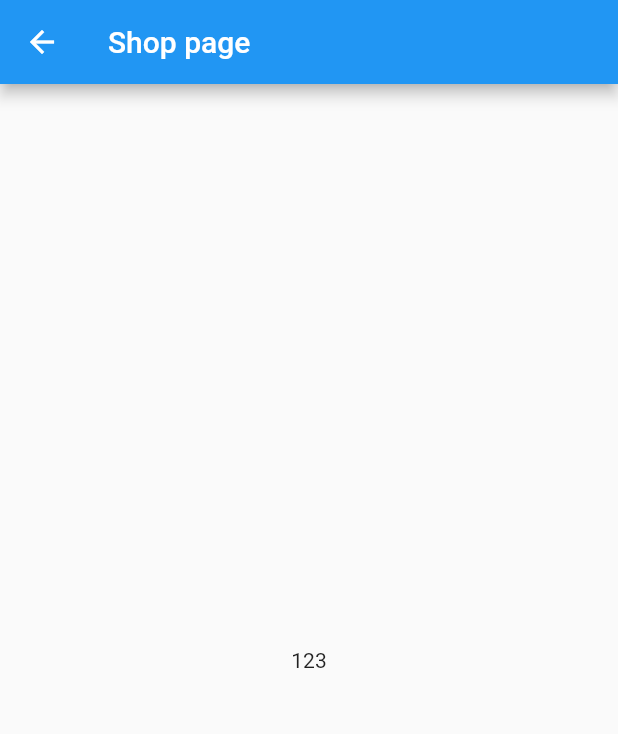
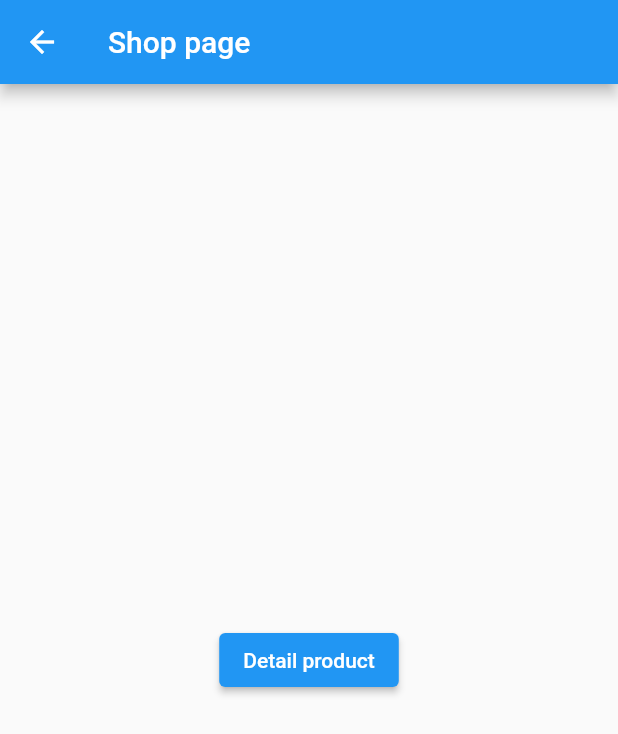
Before and after one commit to nguyenleduan/Trainning-Flutter-2023, a Flutter app: the ShopPage screen opened by its route, on a phone screen of 412 x 824 dp. Shown: the top 734 px of the screen. Run offline on Flutter 3.47's test engine with Material 2 defaults, Android fonts, the phone set to English and light mode, and no system bars; our stand-ins replace dio, equatable, flutter_screenutil, go_router, sqflite; accounts and stored records are empty.

Commit message:
done go router

```diff
--- a/project_flutter/lib/app/router/router_page.dart
+++ b/project_flutter/lib/app/router/router_page.dart
@@ -25,7 +25,7 @@ class _RouterPageState extends State<RouterPage> {
             return ListTile(
                title: Text(list[index].name) ,
               onTap: () {
-                return context.go(list[index].path);
+                return context.goNamed('${list[index].path}');
               },
             );
           }),),
--- a/project_flutter/lib/app/router/shop_page.dart
+++ b/project_flutter/lib/app/router/shop_page.dart
@@ -1,5 +1,6 @@
 import 'package:flutter/cupertino.dart';
 import 'package:flutter/material.dart';
+import 'package:go_router/go_router.dart';
 
 class ShopPage extends StatefulWidget {
   const ShopPage({Key? key,this.value}) : super(key: key);
@@ -16,7 +17,13 @@ class _ShopPageState extends State<ShopPage> {
         title: const Text("Shop page"),
       ),
       body: Center(
-        child: Text('${widget.value}'),
+        child: ElevatedButton(
+          onPressed: () => context.goNamed(
+            "detail-product-page",
+            params: {"id_product": "101"},
+          ),
+          child: const Text("Detail product"),
+        ),
       ),
     );
   }
--- a/project_flutter/lib/core/go_router/go_router.dart
+++ b/project_flutter/lib/core/go_router/go_router.dart
@@ -1,6 +1,7 @@
 import 'package:flutter/cupertino.dart';
 import 'package:go_router/go_router.dart';
 import 'package:project_flutter/app/home/home_page.dart';
+import 'package:project_flutter/app/router/detail_product_page.dart';
 import 'package:project_flutter/app/router/router_page.dart';
 import 'package:project_flutter/app/router/shop_page.dart';
 import 'package:project_flutter/app/sqlite/sqlite_page.dart';
@@ -14,24 +15,35 @@ final GoRouter router = GoRouter(
       },
       routes: <RouteBase>[
         GoRoute(
+          name: 'sqlite-page',
           path: 'sqlite-page',
           builder: (BuildContext context, GoRouterState state) {
             return const SQLitePage();
           },
         ),
         GoRoute(
+          name: 'router-page',
             path: 'router-page',
             builder: (BuildContext context, GoRouterState state) {
               return const RouterPage();
             },
-        ),
+            routes: <RouteBase>[
               GoRoute(
+                name: 'shop-page' ,
                   path: 'shop-page',
                   builder: (BuildContext context, GoRouterState state) {
-            return  const ShopPage(value: '123');
+                    return const ShopPage();
                   },
+                  routes: <RouteBase>[
+                    GoRoute(
+                      name: 'detail-product-page',
+                      path: 'detail-product-page/:id_product',
+                      builder: (context, state) => DetailProductPage(
+                        idProduct: state.params["id_product"]!,
                       ),
-
+                    ),
+                  ]),
+            ]),
       ],
     ),
   ],
```
Also changed, not shown: project_flutter/lib/app/router/detail_product_page.dart (added, +21 -0 lines), project_flutter/lib/config/name_page_config.dart (added, +11 -0 lines), project_flutter/pubspec.lock. Lines whose indentation alone changed are shown as unchanged.
